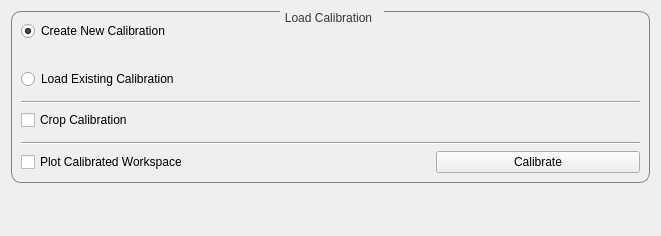
Above: scripts/Engineering/gui/engineering_diffraction/tabs/calibration/calibration_tab.ui from mantidproject/mantid before the change. Below: the same form after it.
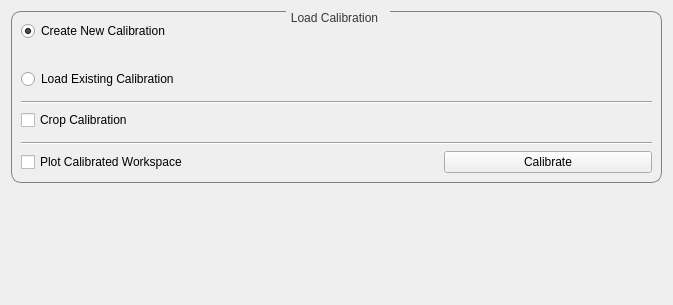
That is the form after the change. Custom widgets are drawn as their Qt base class.

The edit to the form file:
```diff
--- a/scripts/Engineering/gui/engineering_diffraction/tabs/calibration/calibration_tab.ui
+++ b/scripts/Engineering/gui/engineering_diffraction/tabs/calibration/calibration_tab.ui
@@ -9,8 +9,8 @@
    <rect>
     <x>0</x>
     <y>0</y>
-    <width>661</width>
-    <height>236</height>
+    <width>673</width>
+    <height>305</height>
    </rect>
   </property>
   <property name="sizePolicy">
```
Left out of the diff: 14 changed lines with no effect on the pictures.
